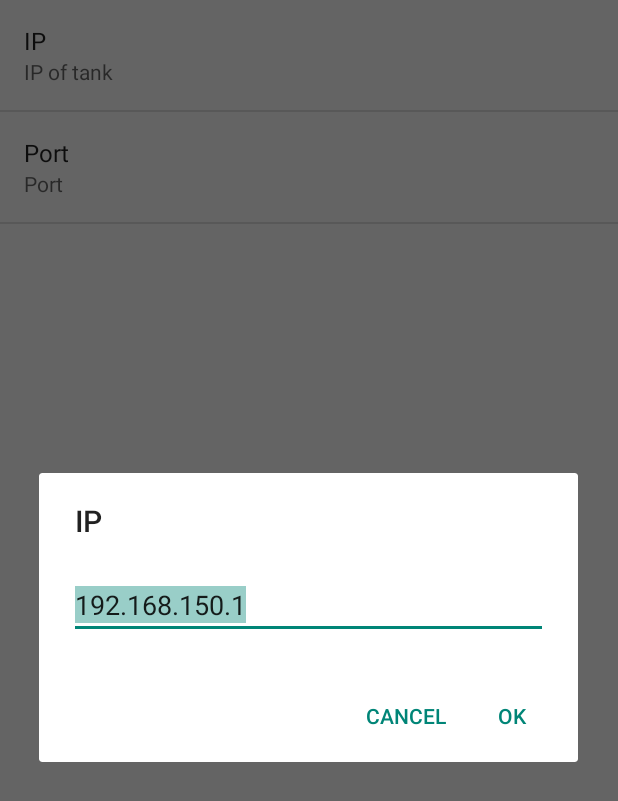
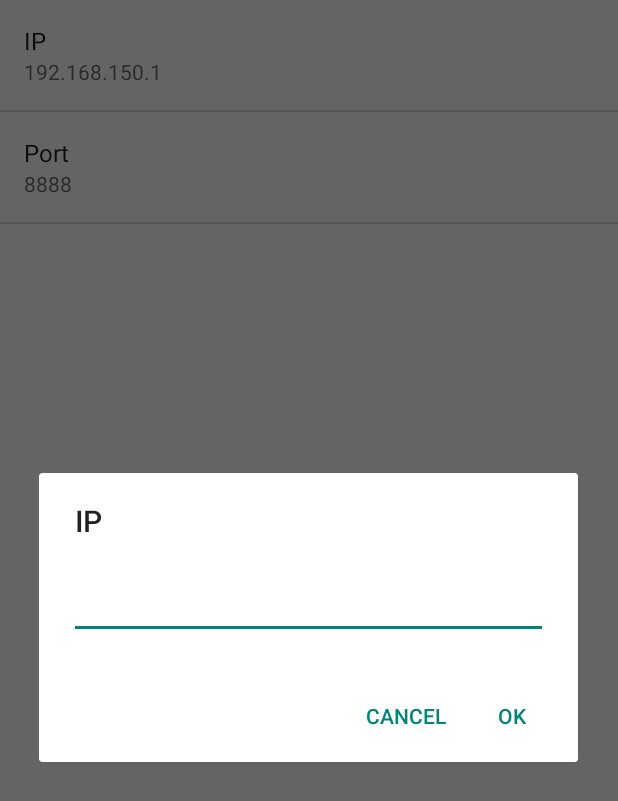
Before and after one commit to ShadZoth/TankController, an Android app: the SettingsActivity screen opened directly, with no data from a screen before it, after a tap on "IP", on a phone screen of 412 x 824 dp. Shown: the top 801 px of the screen. Run offline under Robolectric (Android 15) with nearby library versions, the phone set to English and light mode, and no system bars.

Commit message:
Value in summary

```diff
--- a/app/src/main/java/org/victor/tankcontroller/SettingsActivity.java
+++ b/app/src/main/java/org/victor/tankcontroller/SettingsActivity.java
@@ -71,8 +71,8 @@ public class SettingsActivity extends PreferenceActivity {
         super.onCreate(savedInstanceState);
         setupActionBar();
         addPreferencesFromResource(R.menu.settings);
-        setListener("ip", new IpChangeListener());
-        setListener("port", new PortChangeListener());
+        setup("ip", "192.168.150.1", new IpChangeListener());
+        setup("port", "8888", new PortChangeListener());
     }
 
     @Override
@@ -99,9 +99,13 @@ public class SettingsActivity extends PreferenceActivity {
         return false;
     }
 
-    private void setListener(String key, Preference.OnPreferenceChangeListener listener) {
-        EditTextPreference ipPreference = (EditTextPreference) findPreference(key);
-        ipPreference.setOnPreferenceChangeListener(listener);
+    private void setup(String key,
+                       String defaultValue,
+                       Preference.OnPreferenceChangeListener listener) {
+        EditTextPreference preference = (EditTextPreference) findPreference(key);
+        preference.setDefaultValue(defaultValue);
+        preference.setSummary(defaultValue);
+        preference.setOnPreferenceChangeListener(listener);
     }
 
     /**
@@ -119,6 +123,13 @@ public class SettingsActivity extends PreferenceActivity {
     }
 
     // INNER CLASSES
+
+    private boolean updateSummaryIfValid(Preference preference, Object newValue, boolean valid) {
+        if (valid) {
+            preference.setSummary(newValue.toString());
+        }
+        return valid;
+    }
 
     /**
      * This fragment shows general preferences only. It is used when the
@@ -140,17 +151,55 @@ public class SettingsActivity extends PreferenceActivity {
         }
     }
 
+    /**
+     * This fragment shows notification preferences only. It is used when the
+     * activity is showing a two-pane settings UI.
+     */
+    @TargetApi(Build.VERSION_CODES.HONEYCOMB)
+    public static class NotificationPreferenceFragment extends PreferenceFragment {
+        @Override
+        public void onCreate(Bundle savedInstanceState) {
+            super.onCreate(savedInstanceState);
+            //addPreferencesFromResource(R.xml.pref_notification);
+
+            // Bind the summaries of EditText/List/Dialog/Ringtone preferences
+            // to their values. When their values change, their summaries are
+            // updated to reflect the new value, per the Android Design
+            // guidelines.
+            bindPreferenceSummaryToValue(findPreference("notifications_new_message_ringtone"));
+        }
+    }
+
+    /**
+     * This fragment shows data and sync preferences only. It is used when the
+     * activity is showing a two-pane settings UI.
+     */
+    @TargetApi(Build.VERSION_CODES.HONEYCOMB)
+    public static class DataSyncPreferenceFragment extends PreferenceFragment {
+        @Override
+        public void onCreate(Bundle savedInstanceState) {
+            super.onCreate(savedInstanceState);
+            // addPreferencesFromResource(R.xml.pref_data_sync);
+
+            // Bind the summaries of EditText/List/Dialog/Ringtone preferences
+            // to their values. When their values change, their summaries are
+            // updated to reflect the new value, per the Android Design
+            // guidelines.
+            bindPreferenceSummaryToValue(findPreference("sync_frequency"));
+        }
+    }
+
     private class IpChangeListener implements Preference.OnPreferenceChangeListener {
         @Override
         public boolean onPreferenceChange(Preference preference, Object newValue) {
-            return Utils.isValidIp(newValue);
+            return updateSummaryIfValid(preference, newValue, Utils.isValidIp(newValue));
         }
     }
 
     private class PortChangeListener implements Preference.OnPreferenceChangeListener {
         @Override
         public boolean onPreferenceChange(Preference preference, Object newValue) {
-            return Utils.isValidPort(newValue);
+            return updateSummaryIfValid(preference, newValue, Utils.isValidPort(newValue));
         }
     }
 }
--- a/app/src/main/res/menu/settings.xml
+++ b/app/src/main/res/menu/settings.xml
@@ -1,13 +1,13 @@
 <?xml version="1.0" encoding="utf-8"?>
 <PreferenceScreen xmlns:android="http://schemas.android.com/apk/res/android">
 
-    <EditTextPreference android:defaultValue="192.168.150.1" android:inputType="numberDecimal"
+    <EditTextPreference android:inputType="numberDecimal"
         android:key="ip" android:maxLines="1" android:selectAllOnFocus="true"
-        android:singleLine="true" android:summary="@string/ip_summary"
+        android:singleLine="true"
         android:title="@string/ip_title" />
 
-    <EditTextPreference android:defaultValue="8888" android:inputType="number" android:key="port"
+    <EditTextPreference android:inputType="number" android:key="port"
         android:maxLines="1" android:selectAllOnFocus="true" android:singleLine="true"
-        android:summary="@string/port_summary" android:title="@string/port_title" />
+        android:title="@string/port_title" />
 
 </PreferenceScreen>
```
Also changed, not shown: app/src/main/res/xml/pref_headers.xml (+8 -0 lines).
